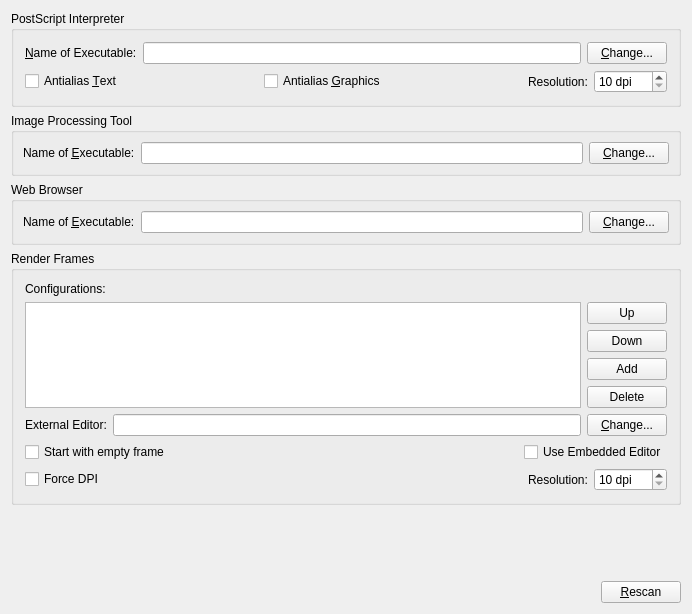
First picture: the form in scribus/tabexternaltoolswidget.ui, repository scribusproject/scribus, before the edit.
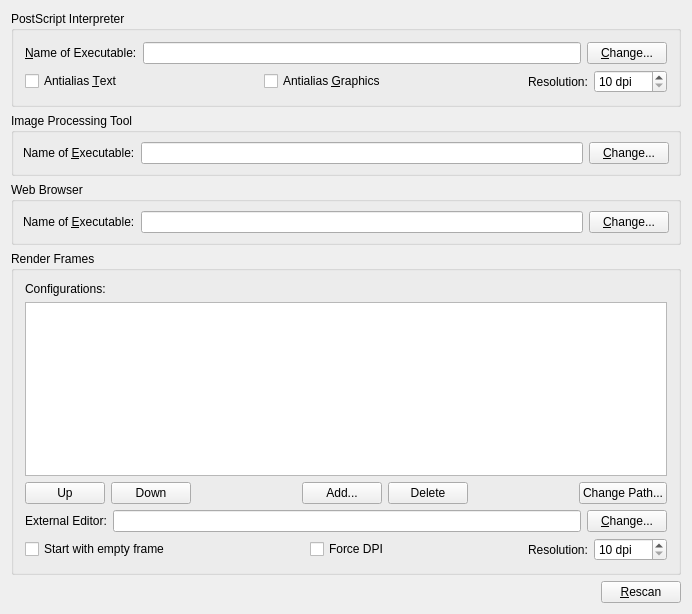
Second picture: the form after the edit.

Commit message: Changed render frame editor handling.

What changed in the file:
```diff
--- a/scribus/tabexternaltoolswidget.ui
+++ b/scribus/tabexternaltoolswidget.ui
@@ -263,37 +263,70 @@
        </widget>
       </item>
       <item>
-       <layout class="QGridLayout" >
-        <item row="0" column="1" >
+       <widget class="QListWidget" name="latexConfigsListWidget" />
+      </item>
+      <item>
+       <layout class="QHBoxLayout" name="horizontalLayout" >
+        <item>
          <widget class="QPushButton" name="latexConfigUpButton" >
           <property name="text" >
            <string>Up</string>
           </property>
          </widget>
         </item>
-        <item row="1" column="1" >
+        <item>
          <widget class="QPushButton" name="latexConfigDownButton" >
           <property name="text" >
            <string>Down</string>
           </property>
          </widget>
         </item>
-        <item row="2" column="1" >
+        <item>
+         <spacer name="horizontalSpacer" >
+          <property name="orientation" >
+           <enum>Qt::Horizontal</enum>
+          </property>
+          <property name="sizeHint" stdset="0" >
+           <size>
+            <width>40</width>
+            <height>20</height>
+           </size>
+          </property>
+         </spacer>
+        </item>
+        <item>
          <widget class="QPushButton" name="latexConfigAddButton" >
           <property name="text" >
-           <string>Add</string>
+           <string>Add...</string>
           </property>
          </widget>
         </item>
-        <item row="3" column="1" >
+        <item>
          <widget class="QPushButton" name="latexConfigDeleteButton" >
           <property name="text" >
            <string>Delete</string>
           </property>
          </widget>
         </item>
-        <item rowspan="4" row="0" column="0" >
-         <widget class="QListWidget" name="latexConfigsListWidget" />
+        <item>
+         <spacer name="horizontalSpacer_2" >
+          <property name="orientation" >
+           <enum>Qt::Horizontal</enum>
+          </property>
+          <property name="sizeHint" stdset="0" >
+           <size>
+            <width>40</width>
+            <height>20</height>
+           </size>
+          </property>
+         </spacer>
+        </item>
+        <item>
+         <widget class="QPushButton" name="latexChangePathButton" >
+          <property name="text" >
+           <string>Change Path...</string>
+          </property>
+         </widget>
         </item>
        </layout>
       </item>
@@ -357,20 +390,6 @@
          </spacer>
         </item>
         <item>
-         <widget class="QCheckBox" name="latexEmbeddedEditorCheckBox" >
-          <property name="enabled" >
-           <bool>true</bool>
-          </property>
-          <property name="text" >
-           <string>Use Embedded Editor</string>
-          </property>
-         </widget>
-        </item>
-       </layout>
-      </item>
-      <item>
-       <layout class="QHBoxLayout" >
-        <item>
          <widget class="QCheckBox" name="latexForceDpiCheckBox" >
           <property name="toolTip" >
            <string>Always use the configured DPI setting for calculating the size, even if the image file reports something different.</string>
```
Left out of the diff: 2 changed lines with no effect on the pictures. The commit also changes 11 other files.
